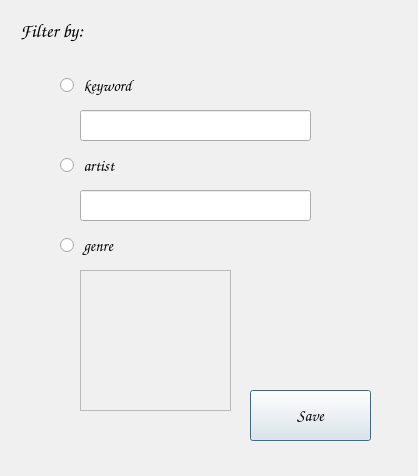
Qt form Playlist-Generator/Playlist-Generator/filter.ui (lauferartyom/PlaylistGenerator) before a commit.
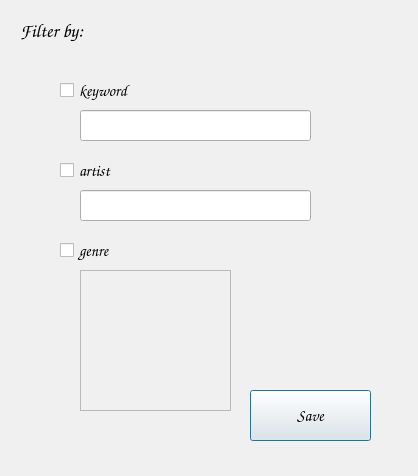
The same form after that commit.

Patch:
```diff
--- a/Playlist-Generator/Playlist-Generator/filter.ui
+++ b/Playlist-Generator/Playlist-Generator/filter.ui
@@ -620,54 +620,43 @@
     </property>
    </widget>
   </widget>
-  <widget class="QRadioButton" name="radioButton">
-   <property name="enabled">
-    <bool>true</bool>
-   </property>
+  <widget class="QCheckBox" name="checkBox">
    <property name="geometry">
     <rect>
      <x>60</x>
-     <y>70</y>
-     <width>151</width>
-     <height>31</height>
+     <y>80</y>
+     <width>83</width>
+     <height>21</height>
     </rect>
    </property>
-   <property name="font">
-    <font>
-     <family>Comic Sans MS</family>
-     <pointsize>12</pointsize>
-     <italic>true</italic>
-     <bold>true</bold>
-    </font>
-   </property>
    <property name="text">
-    <string> keyword</string>
+    <string>keyword</string>
    </property>
   </widget>
-  <widget class="QRadioButton" name="radioButton_2">
+  <widget class="QCheckBox" name="checkBox_2">
    <property name="geometry">
     <rect>
      <x>60</x>
-     <y>150</y>
-     <width>151</width>
-     <height>31</height>
+     <y>160</y>
+     <width>83</width>
+     <height>21</height>
     </rect>
    </property>
    <property name="text">
-    <string> artist</string>
+    <string>artist</string>
    </property>
   </widget>
-  <widget class="QRadioButton" name="radioButton_3">
+  <widget class="QCheckBox" name="checkBox_3">
    <property name="geometry">
     <rect>
      <x>60</x>
-     <y>230</y>
-     <width>151</width>
-     <height>31</height>
+     <y>240</y>
+     <width>83</width>
+     <height>21</height>
     </rect>
    </property>
    <property name="text">
-    <string> genre</string>
+    <string>genre</string>
    </property>
   </widget>
  </widget>
```
